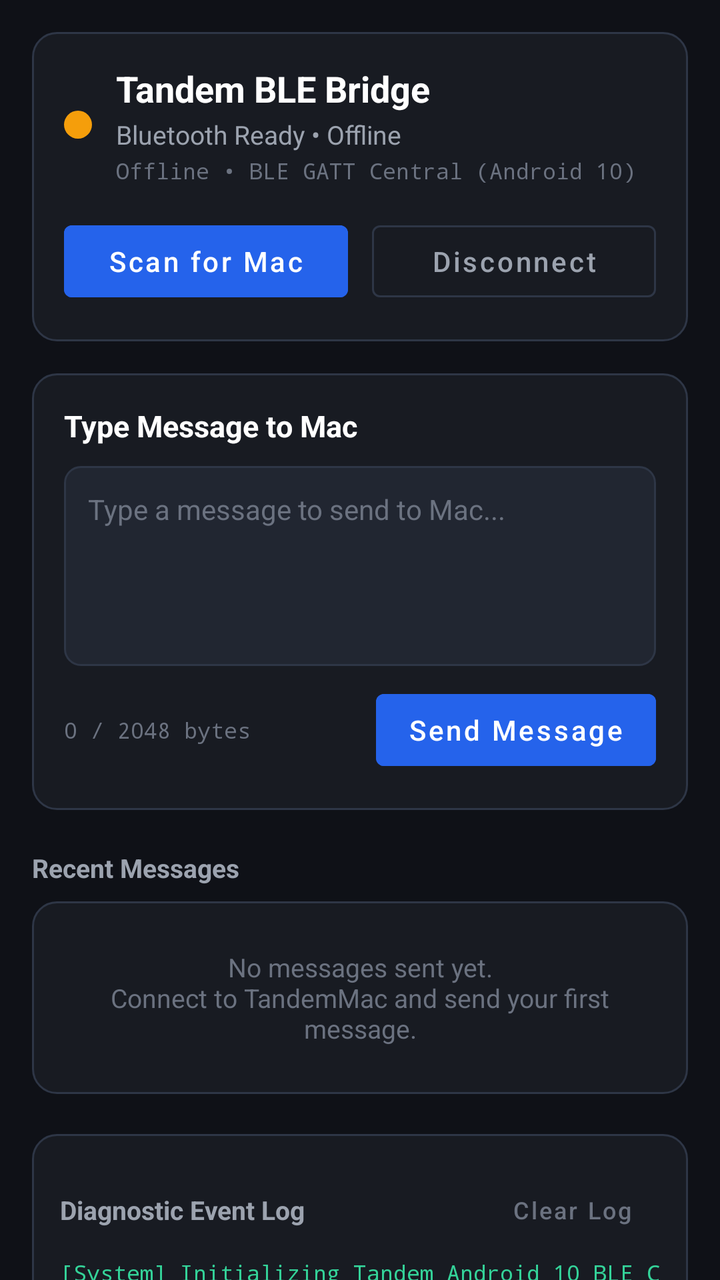
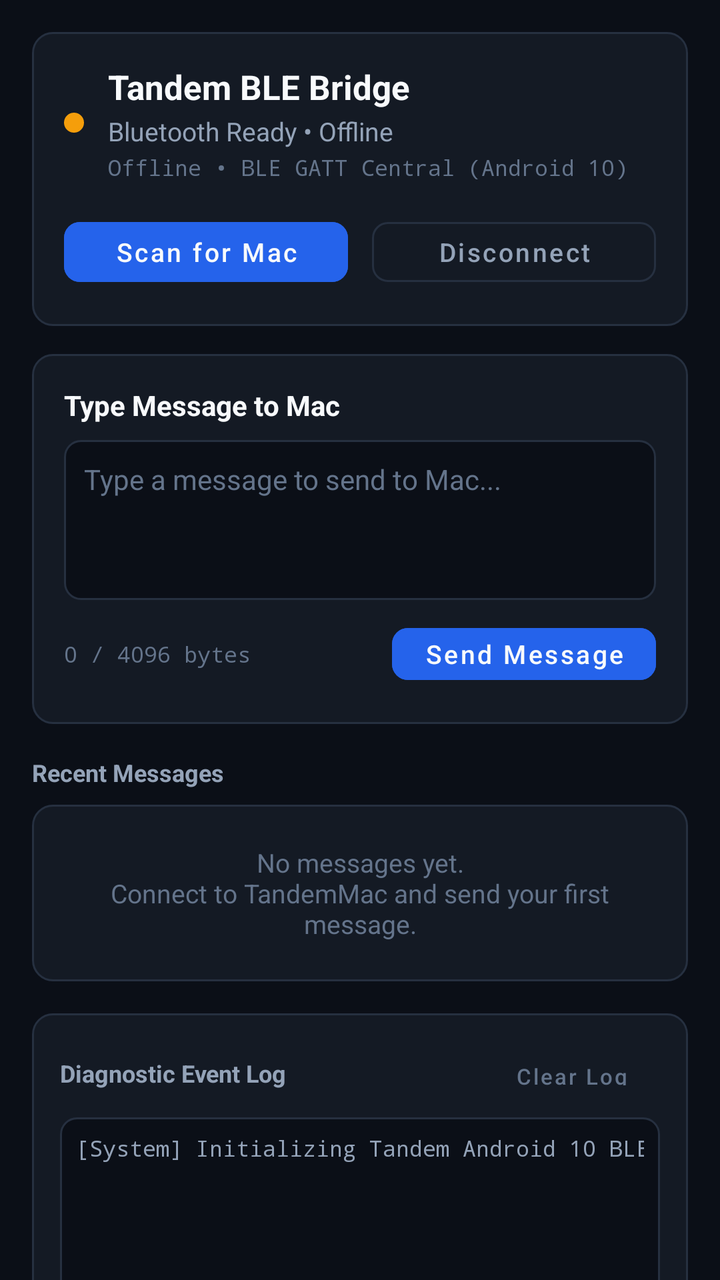

Compare the two renders of this Android layout. The source of the first and the diff that turns it into the second are given below.
<!-- AndroidManifest.xml: application theme Theme.Tandem -->
<!-- res/layout/activity_main.xml -->
<?xml version="1.0" encoding="utf-8"?>
<androidx.coordinatorlayout.widget.CoordinatorLayout xmlns:android="http://schemas.android.com/apk/res/android"
    xmlns:app="http://schemas.android.com/apk/res-auto"
    android:layout_width="match_parent"
    android:layout_height="match_parent"
    android:background="@color/bg_dark">

    <androidx.core.widget.NestedScrollView
        android:layout_width="match_parent"
        android:layout_height="match_parent"
        android:fillViewport="true">

        <LinearLayout
            android:layout_width="match_parent"
            android:layout_height="wrap_content"
            android:orientation="vertical"
            android:padding="16dp">

            
            <LinearLayout
                android:layout_width="match_parent"
                android:layout_height="wrap_content"
                android:background="@drawable/bg_card"
                android:orientation="vertical"
                android:padding="16dp">

                <LinearLayout
                    android:layout_width="match_parent"
                    android:layout_height="wrap_content"
                    android:gravity="center_vertical"
                    android:orientation="horizontal">

                    <View
                        android:id="@+id/viewStatusDot"
                        android:layout_width="14dp"
                        android:layout_height="14dp"
                        android:background="@drawable/dot_amber" />

                    <LinearLayout
                        android:layout_width="0dp"
                        android:layout_height="wrap_content"
                        android:layout_marginStart="12dp"
                        android:layout_weight="1"
                        android:orientation="vertical">

                        <TextView
                            android:layout_width="wrap_content"
                            android:layout_height="wrap_content"
                            android:text="@string/title_bridge"
                            android:textColor="@color/text_primary"
                            android:textSize="18sp"
                            android:textStyle="bold" />

                        <TextView
                            android:id="@+id/tvStatusLabel"
                            android:layout_width="wrap_content"
                            android:layout_height="wrap_content"
                            android:layout_marginTop="2dp"
                            android:text="@string/status_idle"
                            android:textColor="@color/text_secondary"
                            android:textSize="13sp" />

                        <TextView
                            android:id="@+id/tvSubStatusLabel"
                            android:layout_width="wrap_content"
                            android:layout_height="wrap_content"
                            android:layout_marginTop="2dp"
                            android:fontFamily="monospace"
                            android:text="Offline • BLE GATT Central (Android 10)"
                            android:textColor="@color/text_tertiary"
                            android:textSize="11sp" />

                        
                        <LinearLayout
                            android:id="@+id/layoutSecurityBadge"
                            android:layout_width="wrap_content"
                            android:layout_height="wrap_content"
                            android:layout_marginTop="6dp"
                            android:background="@drawable/bg_badge"
                            android:gravity="center_vertical"
                            android:orientation="horizontal"
                            android:paddingStart="8dp"
                            android:paddingTop="3dp"
                            android:paddingEnd="8dp"
                            android:paddingBottom="3dp"
                            android:visibility="gone">

                            <TextView
                                android:id="@+id/tvSecurityCode"
                                android:layout_width="wrap_content"
                                android:layout_height="wrap_content"
                                android:fontFamily="monospace"
                                android:text="🔒 E2EE Active • Code: 000-000"
                                android:textColor="#34D399"
                                android:textSize="11sp"
                                android:textStyle="bold" />
                        </LinearLayout>
                    </LinearLayout>
                </LinearLayout>

                
                <LinearLayout
                    android:layout_width="match_parent"
                    android:layout_height="wrap_content"
                    android:layout_marginTop="14dp"
                    android:orientation="horizontal">

                    <Button
                        android:id="@+id/btnScan"
                        style="@style/Widget.MaterialComponents.Button.UnelevatedButton"
                        android:layout_width="0dp"
                        android:layout_height="wrap_content"
                        android:layout_marginEnd="6dp"
                        android:layout_weight="1"
                        android:backgroundTint="@color/accent_primary"
                        android:text="@string/btn_scan"
                        android:textAllCaps="false"
                        android:textColor="@color/text_primary" />

                    <Button
                        android:id="@+id/btnDisconnect"
                        style="@style/Widget.MaterialComponents.Button.OutlinedButton"
                        android:layout_width="0dp"
                        android:layout_height="wrap_content"
                        android:layout_marginStart="6dp"
                        android:layout_weight="1"
                        android:enabled="false"
                        android:text="@string/btn_disconnect"
                        android:textAllCaps="false"
                        android:textColor="@color/text_secondary"
                        app:strokeColor="@color/border_subtle" />
                </LinearLayout>
            </LinearLayout>

            
            <LinearLayout
                android:id="@+id/layoutDiscoveredDevices"
                android:layout_width="match_parent"
                android:layout_height="wrap_content"
                android:layout_marginTop="16dp"
                android:orientation="vertical"
                android:visibility="gone">

                <TextView
                    android:layout_width="wrap_content"
                    android:layout_height="wrap_content"
                    android:layout_marginBottom="8dp"
                    android:text="@string/title_discovered_devices"
                    android:textColor="@color/text_secondary"
                    android:textSize="13sp"
                    android:textStyle="bold" />

                <androidx.recyclerview.widget.RecyclerView
                    android:id="@+id/rvDiscoveredDevices"
                    android:layout_width="match_parent"
                    android:layout_height="wrap_content"
                    android:nestedScrollingEnabled="false" />
            </LinearLayout>

            
            <LinearLayout
                android:layout_width="match_parent"
                android:layout_height="wrap_content"
                android:layout_marginTop="16dp"
                android:background="@drawable/bg_card"
                android:orientation="vertical"
                android:padding="16dp">

                <TextView
                    android:layout_width="wrap_content"
                    android:layout_height="wrap_content"
                    android:text="Type Message to Mac"
                    android:textColor="@color/text_primary"
                    android:textSize="15sp"
                    android:textStyle="bold" />

                <EditText
                    android:id="@+id/etMessageInput"
                    android:layout_width="match_parent"
                    android:layout_height="100dp"
                    android:layout_marginTop="10dp"
                    android:background="@drawable/bg_input"
                    android:gravity="top|start"
                    android:hint="@string/hint_message"
                    android:importantForAutofill="no"
                    android:inputType="textMultiLine|textCapSentences"
                    android:maxLength="2048"
                    android:padding="12dp"
                    android:textColor="@color/text_primary"
                    android:textColorHint="@color/text_tertiary"
                    android:textSize="14sp" />

                <LinearLayout
                    android:layout_width="match_parent"
                    android:layout_height="wrap_content"
                    android:layout_marginTop="8dp"
                    android:gravity="center_vertical"
                    android:orientation="horizontal">

                    <TextView
                        android:id="@+id/tvCharCount"
                        android:layout_width="0dp"
                        android:layout_height="wrap_content"
                        android:layout_weight="1"
                        android:fontFamily="monospace"
                        android:text="0 / 2048 bytes"
                        android:textColor="@color/text_tertiary"
                        android:textSize="11sp" />

                    <ProgressBar
                        android:id="@+id/pbSendProgress"
                        android:layout_width="22dp"
                        android:layout_height="22dp"
                        android:layout_marginEnd="10dp"
                        android:indeterminateTint="@color/accent_primary"
                        android:visibility="gone" />

                    <Button
                        android:id="@+id/btnSend"
                        style="@style/Widget.MaterialComponents.Button.UnelevatedButton"
                        android:layout_width="wrap_content"
                        android:layout_height="wrap_content"
                        android:backgroundTint="@color/accent_primary"
                        android:enabled="false"
                        android:text="@string/btn_send"
                        android:textAllCaps="false"
                        android:textColor="@color/text_primary" />
                </LinearLayout>
            </LinearLayout>

            
            <LinearLayout
                android:layout_width="match_parent"
                android:layout_height="wrap_content"
                android:layout_marginTop="20dp"
                android:orientation="vertical">

                <TextView
                    android:layout_width="wrap_content"
                    android:layout_height="wrap_content"
                    android:layout_marginBottom="8dp"
                    android:text="@string/title_message_feed"
                    android:textColor="@color/text_secondary"
                    android:textSize="13sp"
                    android:textStyle="bold" />

                <TextView
                    android:id="@+id/tvEmptyMessages"
                    android:layout_width="match_parent"
                    android:layout_height="wrap_content"
                    android:background="@drawable/bg_card"
                    android:gravity="center"
                    android:padding="24dp"
                    android:text="No messages sent yet.\nConnect to TandemMac and send your first message."
                    android:textColor="@color/text_tertiary"
                    android:textSize="13sp" />

                <androidx.recyclerview.widget.RecyclerView
                    android:id="@+id/rvMessagesFeed"
                    android:layout_width="match_parent"
                    android:layout_height="wrap_content"
                    android:nestedScrollingEnabled="false"
                    android:visibility="gone" />
            </LinearLayout>

            
            <LinearLayout
                android:layout_width="match_parent"
                android:layout_height="wrap_content"
                android:layout_marginTop="20dp"
                android:background="@drawable/bg_card"
                android:orientation="vertical"
                android:padding="14dp">

                <LinearLayout
                    android:layout_width="match_parent"
                    android:layout_height="wrap_content"
                    android:gravity="center_vertical"
                    android:orientation="horizontal">

                    <TextView
                        android:layout_width="0dp"
                        android:layout_height="wrap_content"
                        android:layout_weight="1"
                        android:text="@string/title_diagnostic_logs"
                        android:textColor="@color/text_secondary"
                        android:textSize="13sp"
                        android:textStyle="bold" />

                    <Button
                        android:id="@+id/btnClearLog"
                        style="@style/Widget.MaterialComponents.Button.TextButton"
                        android:layout_width="wrap_content"
                        android:layout_height="wrap_content"
                        android:text="Clear Log"
                        android:textAllCaps="false"
                        android:textColor="@color/text_tertiary"
                        android:textSize="12sp" />
                </LinearLayout>

                <HorizontalScrollView
                    android:layout_width="match_parent"
                    android:layout_height="wrap_content">

                    <TextView
                        android:id="@+id/tvDiagnosticLogs"
                        android:layout_width="wrap_content"
                        android:layout_height="140dp"
                        android:fontFamily="monospace"
                        android:scrollbars="vertical"
                        android:text="[System] Initializing Tandem Android 10 BLE Central...\n"
                        android:textColor="#34D399"
                        android:textSize="11sp" />
                </HorizontalScrollView>
            </LinearLayout>

        </LinearLayout>
    </androidx.core.widget.NestedScrollView>

</androidx.coordinatorlayout.widget.CoordinatorLayout>
<!-- resources referenced by this layout -->
<resources>
  <color name="accent_primary">#2563EB</color>
  <color name="bg_dark">#0F1117</color>
  <color name="border_subtle">#2E3646</color>
  <color name="text_primary">#FFFFFF</color>
  <color name="text_secondary">#9CA3AF</color>
  <color name="text_tertiary">#6B7280</color>
  <!-- drawable bg_badge (drawable) -->
  <?xml version="1.0" encoding="utf-8"?>
  <shape xmlns:android="http://schemas.android.com/apk/res/android"
      android:shape="rectangle">
      <solid android:color="@color/bg_surface_elevated" />
      <corners android:radius="6dp" />
      <stroke
          android:width="1dp"
          android:color="@color/border_subtle" />
  </shape>
  <!-- drawable bg_card (drawable) -->
  <?xml version="1.0" encoding="utf-8"?>
  <shape xmlns:android="http://schemas.android.com/apk/res/android"
      android:shape="rectangle">
      <solid android:color="@color/bg_surface" />
      <corners android:radius="12dp" />
      <stroke
          android:width="1dp"
          android:color="@color/border_subtle" />
  </shape>
  <!-- drawable bg_input (drawable) -->
  <?xml version="1.0" encoding="utf-8"?>
  <shape xmlns:android="http://schemas.android.com/apk/res/android"
      android:shape="rectangle">
      <solid android:color="@color/bg_surface_elevated" />
      <corners android:radius="8dp" />
      <stroke
          android:width="1dp"
          android:color="@color/border_subtle" />
  </shape>
  <!-- drawable dot_amber (drawable) -->
  <?xml version="1.0" encoding="utf-8"?>
  <shape xmlns:android="http://schemas.android.com/apk/res/android"
      android:shape="oval">
      <solid android:color="@color/accent_warning" />
      <size
          android:width="12dp"
          android:height="12dp" />
  </shape>
  <string name="btn_disconnect">Disconnect</string>
  <string name="btn_scan">Scan for Mac</string>
  <string name="btn_send">Send Message</string>
  <string name="hint_message">Type a message to send to Mac...</string>
  <string name="status_idle">Bluetooth Ready • Offline</string>
  <string name="title_bridge">Tandem BLE Bridge</string>
  <string name="title_diagnostic_logs">Diagnostic Event Log</string>
  <string name="title_discovered_devices">Discovered Mac Devices</string>
  <string name="title_message_feed">Recent Messages</string>
  <style name="Theme.Tandem" parent="Theme.MaterialComponents.DayNight.NoActionBar">
          <item name="colorPrimary">@color/accent_primary</item>
          <item name="colorPrimaryVariant">@color/accent_primary_light</item>
          <item name="colorOnPrimary">@color/text_primary</item>
          <item name="colorSecondary">@color/accent_success</item>
          <item name="colorSecondaryVariant">@color/accent_success</item>
          <item name="colorOnSecondary">@color/text_primary</item>
          <item name="android:statusBarColor">@color/bg_dark</item>
          <item name="android:navigationBarColor">@color/bg_dark</item>
          <item name="android:windowBackground">@color/bg_dark</item>
      </style>
  <color name="bg_surface_elevated">#212631</color>
  <color name="bg_surface">#181B22</color>
  <color name="accent_warning">#F59E0B</color>
  <color name="accent_primary_light">#3B82F6</color>
  <color name="accent_success">#10B981</color>
</resources>

<!-- the commit's change to res/layout/activity_main.xml (unified diff, before → after) -->
@@ -32,14 +32,14 @@
 
                     <View
                         android:id="@+id/viewStatusDot"
-                        android:layout_width="14dp"
-                        android:layout_height="14dp"
+                        android:layout_width="10dp"
+                        android:layout_height="10dp"
+                        android:layout_marginEnd="12dp"
                         android:background="@drawable/dot_amber" />
 
                     <LinearLayout
                         android:layout_width="0dp"
                         android:layout_height="wrap_content"
-                        android:layout_marginStart="12dp"
                         android:layout_weight="1"
                         android:orientation="vertical">
 
@@ -48,7 +48,7 @@
                             android:layout_height="wrap_content"
                             android:text="@string/title_bridge"
                             android:textColor="@color/text_primary"
-                            android:textSize="18sp"
+                            android:textSize="17sp"
                             android:textStyle="bold" />
 
                         <TextView
@@ -91,7 +91,7 @@
                                 android:layout_height="wrap_content"
                                 android:fontFamily="monospace"
                                 android:text="🔒 E2EE Active • Code: 000-000"
-                                android:textColor="#34D399"
+                                android:textColor="@color/accent_success"
                                 android:textSize="11sp"
                                 android:textStyle="bold" />
                         </LinearLayout>
@@ -109,25 +109,29 @@
                         android:id="@+id/btnScan"
                         style="@style/Widget.MaterialComponents.Button.UnelevatedButton"
                         android:layout_width="0dp"
-                        android:layout_height="wrap_content"
+                        android:layout_height="42dp"
                         android:layout_marginEnd="6dp"
                         android:layout_weight="1"
                         android:backgroundTint="@color/accent_primary"
                         android:text="@string/btn_scan"
                         android:textAllCaps="false"
-                        android:textColor="@color/text_primary" />
+                        android:textColor="@color/text_primary"
+                        android:textSize="13sp"
+                        app:cornerRadius="8dp" />
 
                     <Button
                         android:id="@+id/btnDisconnect"
                         style="@style/Widget.MaterialComponents.Button.OutlinedButton"
                         android:layout_width="0dp"
-                        android:layout_height="wrap_content"
+                        android:layout_height="42dp"
                         android:layout_marginStart="6dp"
                         android:layout_weight="1"
                         android:enabled="false"
                         android:text="@string/btn_disconnect"
                         android:textAllCaps="false"
                         android:textColor="@color/text_secondary"
+                        android:textSize="13sp"
+                        app:cornerRadius="8dp"
                         app:strokeColor="@color/border_subtle" />
                 </LinearLayout>
             </LinearLayout>
@@ -137,7 +141,7 @@
                 android:id="@+id/layoutDiscoveredDevices"
                 android:layout_width="match_parent"
                 android:layout_height="wrap_content"
-                android:layout_marginTop="16dp"
+                android:layout_marginTop="14dp"
                 android:orientation="vertical"
                 android:visibility="gone">
 
@@ -147,7 +151,7 @@
                     android:layout_marginBottom="8dp"
                     android:text="@string/title_discovered_devices"
                     android:textColor="@color/text_secondary"
-                    android:textSize="13sp"
+                    android:textSize="12sp"
                     android:textStyle="bold" />
 
                 <androidx.recyclerview.widget.RecyclerView
@@ -161,7 +165,7 @@
             <LinearLayout
                 android:layout_width="match_parent"
                 android:layout_height="wrap_content"
-                android:layout_marginTop="16dp"
+                android:layout_marginTop="14dp"
                 android:background="@drawable/bg_card"
                 android:orientation="vertical"
                 android:padding="16dp">
@@ -171,21 +175,22 @@
                     android:layout_height="wrap_content"
                     android:text="Type Message to Mac"
                     android:textColor="@color/text_primary"
-                    android:textSize="15sp"
+                    android:textSize="14sp"
                     android:textStyle="bold" />
 
                 <EditText
                     android:id="@+id/etMessageInput"
                     android:layout_width="match_parent"
-                    android:layout_height="100dp"
-                    android:layout_marginTop="10dp"
+                    android:layout_height="80dp"
+                    android:layout_marginTop="8dp"
                     android:background="@drawable/bg_input"
                     android:gravity="top|start"
                     android:hint="@string/hint_message"
                     android:importantForAutofill="no"
                     android:inputType="textMultiLine|textCapSentences"
-                    android:maxLength="2048"
-                    android:padding="12dp"
+                    android:lineSpacingExtra="2dp"
+                    android:maxLength="4096"
+                    android:padding="10dp"
                     android:textColor="@color/text_primary"
                     android:textColorHint="@color/text_tertiary"
                     android:textSize="14sp" />
@@ -203,14 +208,14 @@
                         android:layout_height="wrap_content"
                         android:layout_weight="1"
                         android:fontFamily="monospace"
-                        android:text="0 / 2048 bytes"
+                        android:text="0 / 4096 bytes"
                         android:textColor="@color/text_tertiary"
                         android:textSize="11sp" />
 
                     <ProgressBar
                         android:id="@+id/pbSendProgress"
-                        android:layout_width="22dp"
-                        android:layout_height="22dp"
+                        android:layout_width="20dp"
+                        android:layout_height="20dp"
                         android:layout_marginEnd="10dp"
                         android:indeterminateTint="@color/accent_primary"
                         android:visibility="gone" />
@@ -219,12 +224,14 @@
                         android:id="@+id/btnSend"
                         style="@style/Widget.MaterialComponents.Button.UnelevatedButton"
                         android:layout_width="wrap_content"
-                        android:layout_height="wrap_content"
+                        android:layout_height="38dp"
                         android:backgroundTint="@color/accent_primary"
                         android:enabled="false"
                         android:text="@string/btn_send"
                         android:textAllCaps="false"
-                        android:textColor="@color/text_primary" />
+                        android:textColor="@color/text_primary"
+                        android:textSize="13sp"
+                        app:cornerRadius="8dp" />
                 </LinearLayout>
             </LinearLayout>
 
@@ -232,7 +239,7 @@
             <LinearLayout
                 android:layout_width="match_parent"
                 android:layout_height="wrap_content"
-                android:layout_marginTop="20dp"
+                android:layout_marginTop="16dp"
                 android:orientation="vertical">
 
                 <TextView
@@ -241,7 +248,7 @@
                     android:layout_marginBottom="8dp"
                     android:text="@string/title_message_feed"
                     android:textColor="@color/text_secondary"
-                    android:textSize="13sp"
+                    android:textSize="12sp"
                     android:textStyle="bold" />
 
                 <TextView
@@ -250,8 +257,8 @@
                     android:layout_height="wrap_content"
                     android:background="@drawable/bg_card"
                     android:gravity="center"
-                    android:padding="24dp"
-                    android:text="No messages sent yet.\nConnect to TandemMac and send your first message."
+                    android:padding="20dp"
+                    android:text="No messages yet.\nConnect to TandemMac and send your first message."
                     android:textColor="@color/text_tertiary"
                     android:textSize="13sp" />
 
@@ -267,7 +274,7 @@
             <LinearLayout
                 android:layout_width="match_parent"
                 android:layout_height="wrap_content"
-                android:layout_marginTop="20dp"
+                android:layout_marginTop="16dp"
                 android:background="@drawable/bg_card"
                 android:orientation="vertical"
                 android:padding="14dp">
@@ -284,32 +291,35 @@
                         android:layout_weight="1"
                         android:text="@string/title_diagnostic_logs"
                         android:textColor="@color/text_secondary"
-                        android:textSize="13sp"
+                        android:textSize="12sp"
                         android:textStyle="bold" />
 
                     <Button
                         android:id="@+id/btnClearLog"
                         style="@style/Widget.MaterialComponents.Button.TextButton"
                         android:layout_width="wrap_content"
-                        android:layout_height="wrap_content"
+                        android:layout_height="32dp"
                         android:text="Clear Log"
                         android:textAllCaps="false"
                         android:textColor="@color/text_tertiary"
-                        android:textSize="12sp" />
+                        android:textSize="11sp" />
                 </LinearLayout>
 
                 <HorizontalScrollView
                     android:layout_width="match_parent"
-                    android:layout_height="wrap_content">
+                    android:layout_height="wrap_content"
+                    android:layout_marginTop="6dp"
+                    android:background="@drawable/bg_input"
+                    android:padding="8dp">
 
                     <TextView
                         android:id="@+id/tvDiagnosticLogs"
                         android:layout_width="wrap_content"
-                        android:layout_height="140dp"
+                        android:layout_height="120dp"
                         android:fontFamily="monospace"
                         android:scrollbars="vertical"
                         android:text="[System] Initializing Tandem Android 10 BLE Central...\n"
-                        android:textColor="#34D399"
+                        android:textColor="@color/text_secondary"
                         android:textSize="11sp" />
                 </HorizontalScrollView>
             </LinearLayout>
<!-- resource entries referenced after the edit -->
@@ -1,17 +1,17 @@
 <!-- resources referenced by this layout -->
 <resources>
   <color name="accent_primary">#2563EB</color>
-  <color name="bg_dark">#0F1117</color>
-  <color name="border_subtle">#2E3646</color>
-  <color name="text_primary">#FFFFFF</color>
-  <color name="text_secondary">#9CA3AF</color>
-  <color name="text_tertiary">#6B7280</color>
+  <color name="bg_dark">#0B0F17</color>
+  <color name="border_subtle">#263040</color>
+  <color name="text_primary">#F8FAFC</color>
+  <color name="text_secondary">#94A3B8</color>
+  <color name="text_tertiary">#64748B</color>
   <!-- drawable bg_badge (drawable) -->
   <?xml version="1.0" encoding="utf-8"?>
   <shape xmlns:android="http://schemas.android.com/apk/res/android"
       android:shape="rectangle">
       <solid android:color="@color/bg_surface_elevated" />
-      <corners android:radius="6dp" />
+      <corners android:radius="5dp" />
       <stroke
           android:width="1dp"
           android:color="@color/border_subtle" />
@@ -21,7 +21,7 @@
   <shape xmlns:android="http://schemas.android.com/apk/res/android"
       android:shape="rectangle">
       <solid android:color="@color/bg_surface" />
-      <corners android:radius="12dp" />
+      <corners android:radius="10dp" />
       <stroke
           android:width="1dp"
           android:color="@color/border_subtle" />
@@ -30,7 +30,7 @@
   <?xml version="1.0" encoding="utf-8"?>
   <shape xmlns:android="http://schemas.android.com/apk/res/android"
       android:shape="rectangle">
-      <solid android:color="@color/bg_surface_elevated" />
+      <solid android:color="@color/bg_dark" />
       <corners android:radius="8dp" />
       <stroke
           android:width="1dp"
@@ -65,8 +65,8 @@
           <item name="android:navigationBarColor">@color/bg_dark</item>
           <item name="android:windowBackground">@color/bg_dark</item>
       </style>
-  <color name="bg_surface_elevated">#212631</color>
-  <color name="bg_surface">#181B22</color>
+  <color name="bg_surface_elevated">#1D2432</color>
+  <color name="bg_surface">#141A24</color>
   <color name="accent_warning">#F59E0B</color>
   <color name="accent_primary_light">#3B82F6</color>
   <color name="accent_success">#10B981</color>
